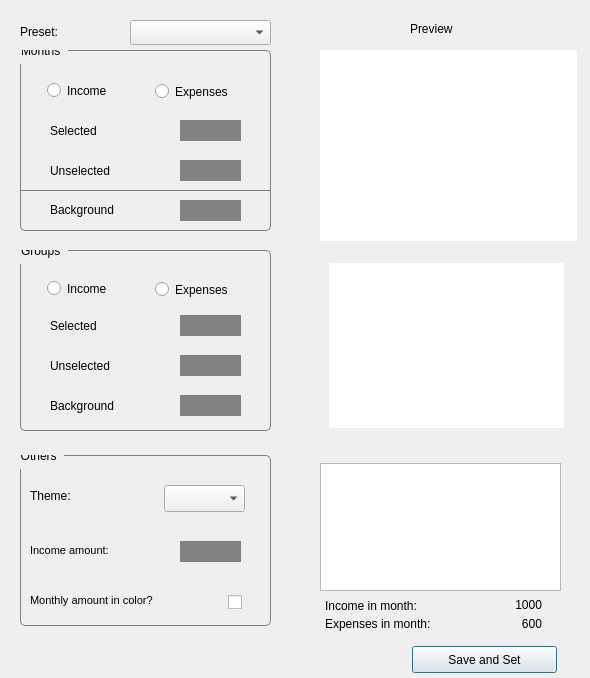
Old version of the form keibomoneytracker/themecolorsdialog.ui in the repository Carlos-CDM/Keibo-MoneyTracker.
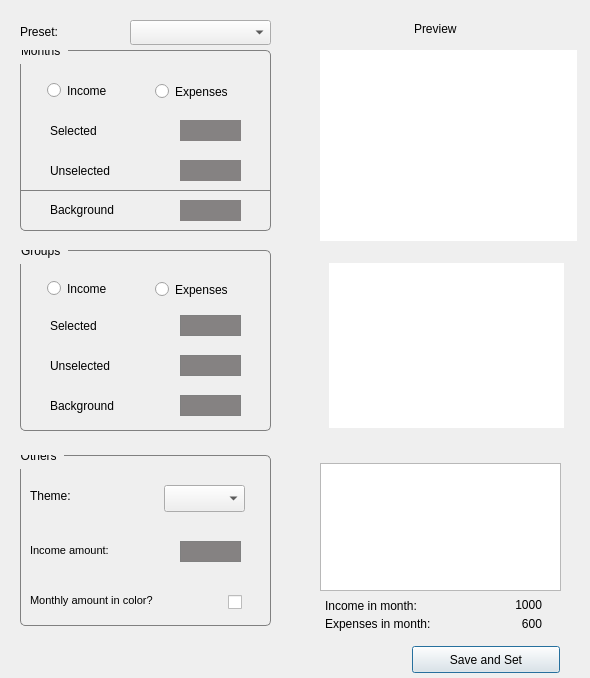
New version of the form. Custom widgets are drawn as their Qt base class.

Patch:
```diff
--- a/keibomoneytracker/themecolorsdialog.ui
+++ b/keibomoneytracker/themecolorsdialog.ui
@@ -541,7 +541,7 @@
   <widget class="QLabel" name="labelTextPreview">
    <property name="geometry">
     <rect>
-     <x>410</x>
+     <x>414</x>
      <y>20</y>
      <width>101</width>
      <height>17</height>
@@ -556,7 +556,7 @@
     <rect>
      <x>412</x>
      <y>646</y>
-     <width>145</width>
+     <width>148</width>
      <height>27</height>
     </rect>
    </property>
```
